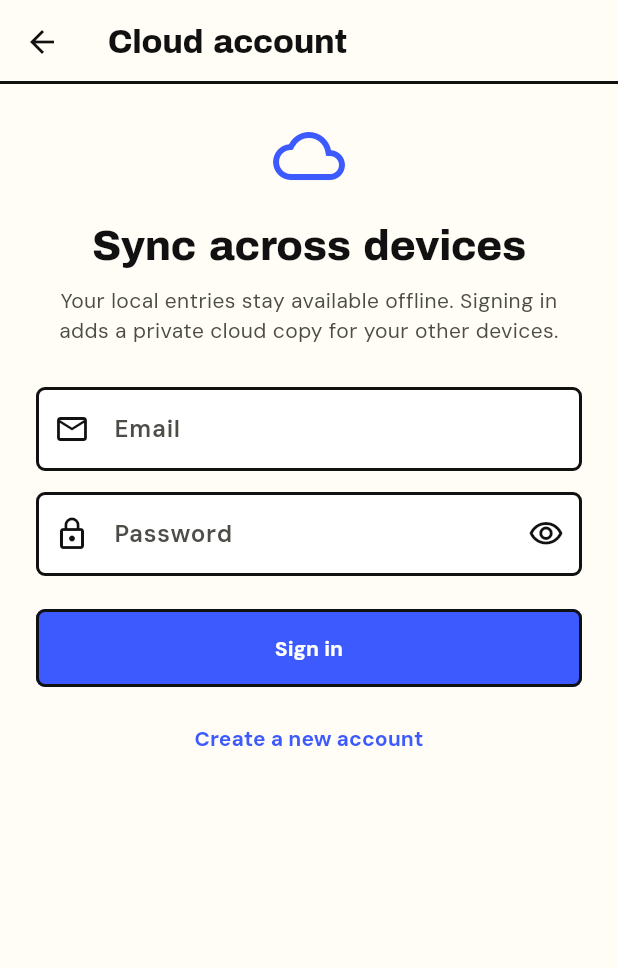
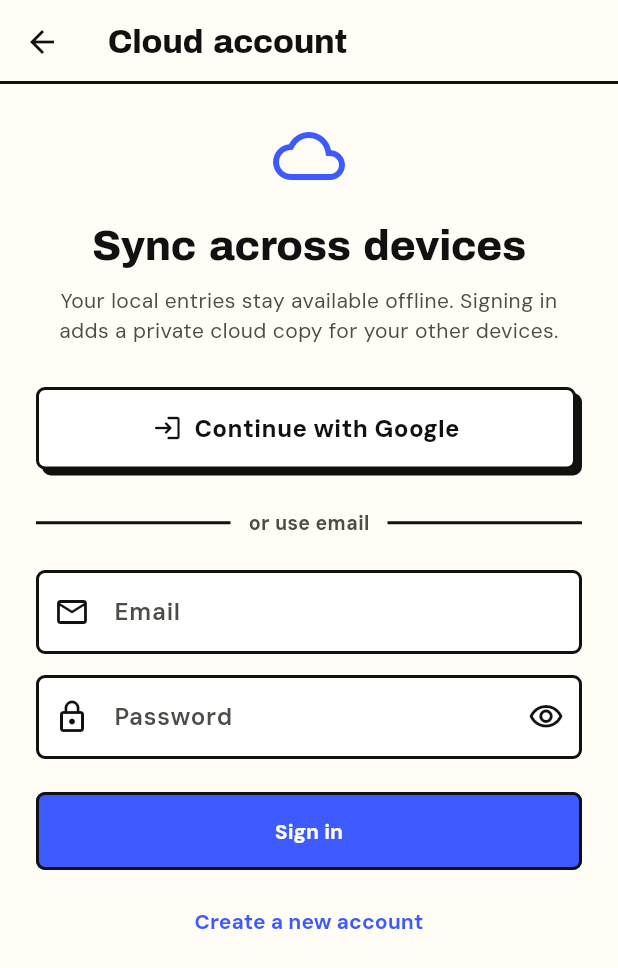
Before and after one commit to akaup-iitnj/AshrayTimeTracker, a Flutter app: the screen it shows after launch, item 4 of the bottom bar chosen, scrolled down 576 dp, after a tap on "Cloud sync", on a phone screen of 412 x 824 dp. Shown: the top 968 px of the screen. Run offline on Flutter 3.47's test engine with Material 3 defaults, Android fonts, the phone set to English and light mode, and no system bars; our stand-ins replace flutter_local_notifications, flutter_timezone, share_plus, shared_preferences, supabase_flutter, timezone; missing offline and left inert: file_selector; accounts and stored records are empty.

Commit message:
Add Google sign-in and show when a device isn't syncing
The account screen offers Continue with Google beside email and password.
The web app returns to the page it was opened from; Android returns
through chronicler://login-callback, which the manifest claims. A
sign-in that completes in the browser goes through the same check as a
password sign-in: an installation stays with the account it already
syncs with, so a different account is signed out with an explanation,
and otherwise the first sync runs. The README lists the one-time Google
Cloud and Supabase setup.

The dashboard now shows a banner when the device is signed out or its
sync fails, with a button to the account screen, so an empty browser
is no longer mistaken for nothing logged.

Co-Authored-By: Claude Opus 5.5 <noreply@anthropic.com>

```diff
--- a/lib/src/account_screen.dart
+++ b/lib/src/account_screen.dart
@@ -2,6 +2,7 @@ import 'package:flutter/material.dart';
 import 'package:supabase_flutter/supabase_flutter.dart';
 
 import 'app_store.dart';
+import 'bold.dart';
 
 class AccountScreen extends StatefulWidget {
   const AccountScreen({super.key, required this.store});
@@ -75,6 +76,20 @@ class _AccountScreenState extends State<AccountScreen> {
     }
   }
 
+  Future<void> _signInWithGoogle() async {
+    setState(() {
+      _busy = true;
+      _formError = null;
+    });
+    try {
+      await widget.store.signInWithGoogle();
+    } on Object catch (error) {
+      if (mounted) setState(() => _formError = _friendlyError(error));
+    } finally {
+      if (mounted) setState(() => _busy = false);
+    }
+  }
+
   String _friendlyError(Object error) {
     if (error is AuthException) return error.message;
     return error.toString().replaceFirst(RegExp(r'^\w+Exception:\s*'), '');
@@ -120,6 +135,35 @@ class _AccountScreenState extends State<AccountScreen> {
                             ),
                           ),
                           const SizedBox(height: 28),
+                          BoldButton(
+                            label: 'Continue with Google',
+                            icon: const Icon(Icons.login_rounded),
+                            color: Bold.panel,
+                            foreground: Bold.ink,
+                            expand: true,
+                            onPressed: _busy ? null : _signInWithGoogle,
+                          ),
+                          const SizedBox(height: 22),
+                          Row(
+                            children: [
+                              const Expanded(child: Divider()),
+                              Padding(
+                                padding: const EdgeInsets.symmetric(
+                                  horizontal: 12,
+                                ),
+                                child: Text(
+                                  'or use email',
+                                  style: dmSans(
+                                    700,
+                                    size: 13,
+                                    color: Bold.muted,
+                                  ),
+                                ),
+                              ),
+                              const Expanded(child: Divider()),
+                            ],
+                          ),
+                          const SizedBox(height: 22),
                           TextField(
                             controller: _emailController,
                             enabled: !_busy,
--- a/lib/src/app_store.dart
+++ b/lib/src/app_store.dart
@@ -18,7 +18,8 @@ class AppStore extends ChangeNotifier {
     this._settings,
     this._linkedCloudUserId,
   ) {
-    _authSubscription = _cloud?.authChanges.listen((_) => notifyListeners());
+    _wasSignedIn = _cloud?.isSignedIn ?? false;
+    _authSubscription = _cloud?.authChanges.listen((_) => _onAuthChanged());
   }
 
   final LocalRepository _repository;
@@ -30,6 +31,7 @@ class AppStore extends ChangeNotifier {
   AppSettings _settings;
   String? _linkedCloudUserId;
   StreamSubscription<void>? _authSubscription;
+  bool _wasSignedIn = false;
   bool _isSyncing = false;
   bool _syncRequested = false;
   DateTime? _lastSyncAt;
@@ -482,6 +484,41 @@ class AppStore extends ChangeNotifier {
     await synchronize();
   }
 
+  /// Opens Google sign-in. A browser sign-in finishes when the session
+  /// arrives through [CloudRepository.authChanges].
+  Future<void> signInWithGoogle() async {
+    final cloud = _requireCloud();
+    await cloud.signInWithGoogle();
+    if (cloud.isSignedIn && !_wasSignedIn) {
+      _wasSignedIn = true;
+      await _completeSignIn();
+    }
+  }
+
+  void _onAuthChanged() {
+    final signedIn = _cloud?.isSignedIn ?? false;
+    final justSignedIn = signedIn && !_wasSignedIn;
+    _wasSignedIn = signedIn;
+    notifyListeners();
+    if (justSignedIn) unawaited(_completeSignIn());
+  }
+
+  /// The checks a password sign-in makes, for a sign-in that completed
+  /// elsewhere (Google, in the browser): this installation must stay with
+  /// the account it already syncs with, then the first sync runs.
+  Future<void> _completeSignIn() async {
+    final cloud = _requireCloud();
+    try {
+      await _ensureLinkedCloudUser();
+    } on Object catch (error) {
+      await cloud.signOut();
+      _syncError = _friendlySyncError(error);
+      notifyListeners();
+      return;
+    }
+    await synchronize();
+  }
+
   Future<void> signOut() async {
     await _requireCloud().signOut();
     _syncError = null;
--- a/lib/src/cloud_config.dart
+++ b/lib/src/cloud_config.dart
@@ -9,4 +9,8 @@ abstract final class CloudConfig {
     'SUPABASE_PUBLISHABLE_KEY',
     defaultValue: 'sb_publishable_1G7ieKegP4uNNhoY6iSf4w_1v0li7P_',
   );
+
+  /// Where Google sign-in returns to on Android: a link the app claims in
+  /// AndroidManifest.xml. It must be in Supabase's Redirect URLs list.
+  static const mobileAuthRedirect = 'chronicler://login-callback';
 }
--- a/lib/src/dashboard_screen.dart
+++ b/lib/src/dashboard_screen.dart
@@ -2,6 +2,7 @@ import 'dart:math' as math;
 
 import 'package:flutter/material.dart';
 
+import 'account_screen.dart';
 import 'app_store.dart';
 import 'bold.dart';
 import 'models.dart';
@@ -49,6 +50,11 @@ class DashboardScreen extends StatelessWidget {
                   style: dmSans(600, size: 15, color: Bold.muted),
                 ),
                 const SizedBox(height: 20),
+                if (store.cloudAvailable &&
+                    (!store.isCloudSignedIn || store.syncError != null)) ...[
+                  _SyncBanner(store: store),
+                  const SizedBox(height: 12),
+                ],
                 _WeekCard(store: store, today: today),
                 const SizedBox(height: 12),
                 for (var i = 0; i < tiles.length; i += twoColumns ? 2 : 1) ...[
@@ -84,6 +90,73 @@ class DashboardScreen extends StatelessWidget {
     if (now.hour < 12) return 'Good morning';
     if (now.hour < 17) return 'Good afternoon';
     return 'Good evening';
+  }
+}
+
+// ------------------------------------------------------------------ sync
+
+/// Says so when this device isn't syncing, so an empty dashboard is never
+/// mistaken for "nothing logged": a browser starts empty until it signs in.
+class _SyncBanner extends StatelessWidget {
+  const _SyncBanner({required this.store});
+
+  final AppStore store;
+
+  @override
+  Widget build(BuildContext context) {
+    final signedIn = store.isCloudSignedIn;
+    final error = store.syncError;
+    return BoldCard(
+      color: Bold.pink,
+      padding: const EdgeInsets.fromLTRB(18, 16, 18, 16),
+      child: Row(
+        children: [
+          Icon(
+            signedIn ? Icons.sync_problem_rounded : Icons.cloud_off_rounded,
+            size: 30,
+            color: Bold.ink,
+          ),
+          const SizedBox(width: 14),
+          Expanded(
+            child: Column(
+              crossAxisAlignment: CrossAxisAlignment.start,
+              children: [
+                Text(
+                  signedIn
+                      ? "Sync isn't working"
+                      : 'This device is not signed in',
+                  style: archivo(800, size: 18),
+                ),
+                const SizedBox(height: 4),
+                Text(
+                  signedIn
+                      ? error ?? ''
+                      : 'Sign in to bring in the hours you logged on your '
+                            'other devices.',
+                  style: dmSans(600, size: 14, color: Bold.ink),
+                ),
+              ],
+            ),
+          ),
+          const SizedBox(width: 12),
+          BoldCard(
+            color: Bold.panel,
+            radius: Bold.radiusSm,
+            shadow: Bold.shadowSm,
+            padding: const EdgeInsets.symmetric(horizontal: 14, vertical: 10),
+            onTap: () => Navigator.of(context).push(
+              MaterialPageRoute<void>(
+                builder: (_) => AccountScreen(store: store),
+              ),
+            ),
+            child: Text(
+              signedIn ? 'Details' : 'Sign in',
+              style: dmSans(800, size: 14, color: Bold.ink),
+            ),
+          ),
+        ],
+      ),
+    );
   }
 }
 
```
Also changed, not shown: lib/src/cloud_repository.dart (+19 -0 lines), 5 other files.
